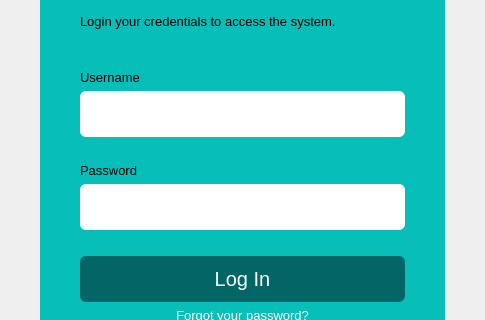
The window that screens/ui/loginScreen.ui (sehae/POS-with-Inventory-System) describes before a commit, drawn with Qt 5; both pictures show x 158 to 643 and y 280 to 600 of the 800 by 723 pixel window.
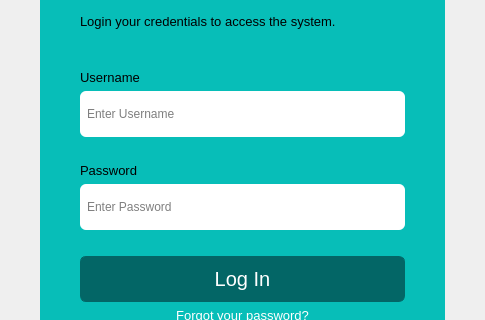
The same window after the commit. Icons and pictures are not drawn.

Commit message: updated loginScreen, main.py will run loginScreen

What changed in the file:
```diff
--- a/screens/ui/loginScreen.ui
+++ b/screens/ui/loginScreen.ui
@@ -256,6 +256,9 @@
     selection-background-color: darkgray;
 }</string>
                </property>
+               <property name="placeholderText">
+                <string>Enter Username</string>
+               </property>
               </widget>
              </item>
              <item>
@@ -284,16 +287,34 @@
               </widget>
              </item>
              <item>
+              <widget class="QWidget" name="widget_2" native="true">
+               <layout class="QHBoxLayout" name="horizontalLayout_3">
+                <property name="spacing">
+                 <number>0</number>
+                </property>
+                <property name="leftMargin">
+                 <number>0</number>
+                </property>
+                <property name="topMargin">
+                 <number>0</number>
+                </property>
+                <property name="rightMargin">
+                 <number>0</number>
+                </property>
+                <property name="bottomMargin">
+                 <number>0</number>
+                </property>
+                <item>
               <widget class="QLineEdit" name="password">
                <property name="minimumSize">
                 <size>
-                 <width>325</width>
+                    <width>295</width>
                  <height>46</height>
                 </size>
                </property>
                <property name="maximumSize">
                 <size>
-                 <width>325</width>
+                    <width>295</width>
                  <height>46</height>
                 </size>
                </property>
@@ -301,10 +322,51 @@
                 <string notr="true">QLineEdit {
     padding: 5px;
     border-radius: 6px;
+	border-top-right-radius: 0px;
+	border-bottom-right-radius: 0px;
     background-color: #FFFFFF;
     selection-background-color: darkgray;
 }</string>
                </property>
+                  <property name="placeholderText">
+                   <string>Enter Password</string>
+                  </property>
+                 </widget>
+                </item>
+                <item>
+                 <widget class="QPushButton" name="pushButton">
+                  <property name="minimumSize">
+                   <size>
+                    <width>30</width>
+                    <height>46</height>
+                   </size>
+                  </property>
+                  <property name="maximumSize">
+                   <size>
+                    <width>30</width>
+                    <height>46</height>
+                   </size>
+                  </property>
+                  <property name="styleSheet">
+                   <string notr="true">QPushButton {
+    padding: 5px;
+    background-color: #FFFFFF;
+	border-radius: 6px;
+	border-top-left-radius: 0px;
+	border-bottom-left-radius: 0px;
+}</string>
+                  </property>
+                  <property name="text">
+                   <string/>
+                  </property>
+                  <property name="icon">
+                   <iconset resource="../../assets/resourceFile.qrc">
+                    <normaloff>:/logos/Icons/visibilityOff.png</normaloff>
+                    <normalon>:/logos/Icons/visibilityOn.png</normalon>:/logos/Icons/visibilityOff.png</iconset>
+                  </property>
+                 </widget>
+                </item>
+               </layout>
               </widget>
              </item>
              <item>
```
Left out of the diff: 4 changed lines with no effect on the pictures. Lines whose indentation alone changed are shown as unchanged. The commit also changes 3 other files.
